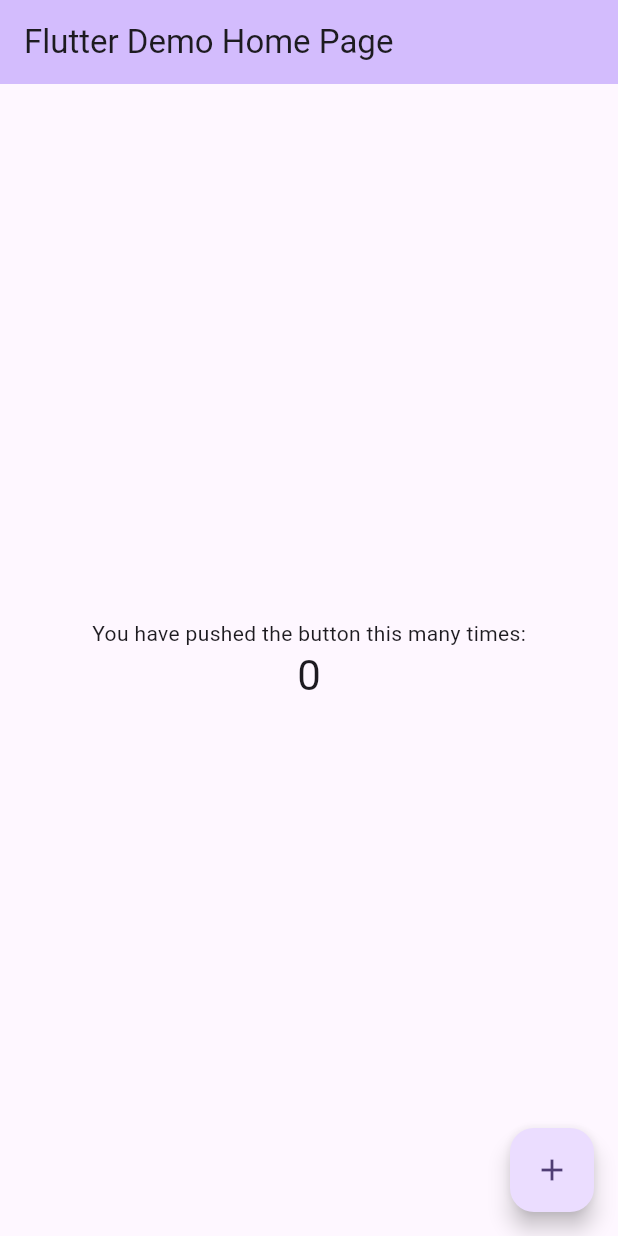
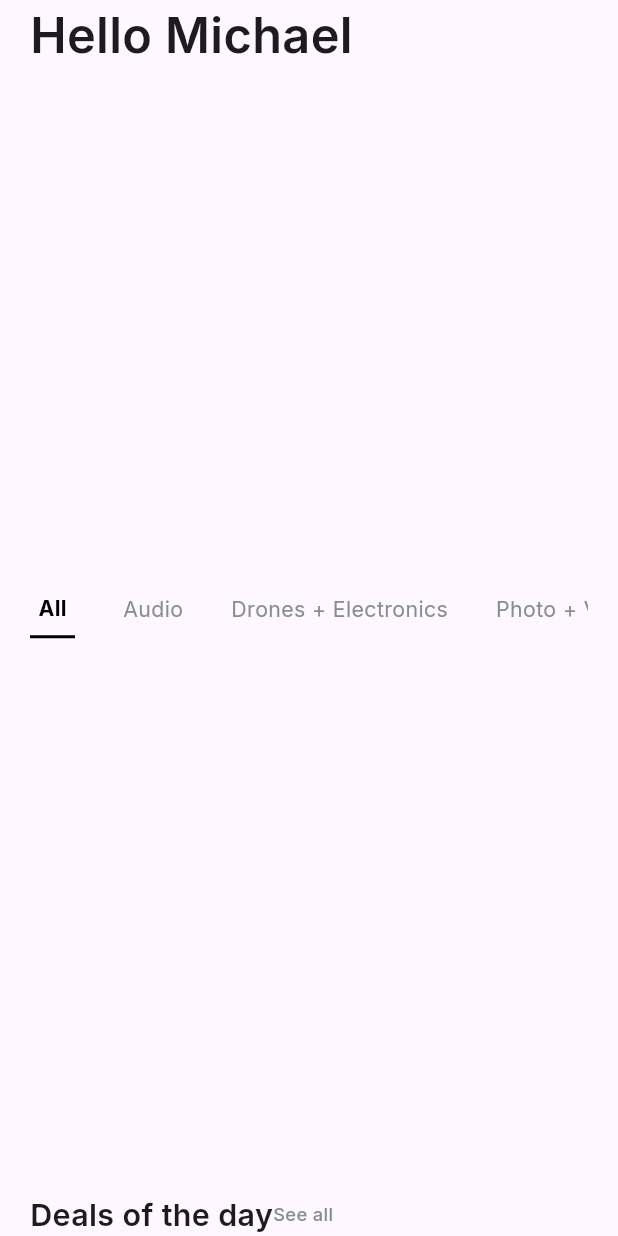
Before and after one commit to zyaddmostafa/minimal-e-commerce, a Flutter app: the screen it shows after launch, on a phone screen of 412 x 824 dp. Run offline on Flutter 3.47's test engine with Material 3 defaults, Android fonts, the light colour scheme and no system bars; our stand-ins replace flutter_screenutil.

Commit message:
Implement HomeView and CategoryItem widgets with responsive design

```diff
--- a/lib/core/utils/app_styles.dart
+++ b/lib/core/utils/app_styles.dart
@@ -1,20 +1,21 @@
 import 'package:flutter/material.dart';
+import 'package:flutter_screenutil/flutter_screenutil.dart';
 
 class AppStyles {
   static TextStyle stylesSemiBold10 = TextStyle(
     fontFamily: 'Inter',
     fontWeight: FontWeight.w600,
-    fontSize: 10,
+    fontSize: 10.sp,
   );
   static TextStyle stylesMediam14 = TextStyle(
     fontFamily: 'Inter',
     fontWeight: FontWeight.w500,
-    fontSize: 14,
+    fontSize: 14.sp,
   );
   static TextStyle stylesExtraBold14 = TextStyle(
     fontFamily: 'Inter',
     fontWeight: FontWeight.w800,
-    fontSize: 14,
+    fontSize: 14.sp,
   );
   static TextStyle stylesRegular10 = TextStyle(
     fontFamily: 'Inter',
@@ -23,51 +24,51 @@ class AppStyles {
   static TextStyle stylesSemiBold20 = TextStyle(
     fontFamily: 'Inter',
     fontWeight: FontWeight.w600,
-    fontSize: 20,
+    fontSize: 20.sp,
   );
   static TextStyle stylesMediam12 = TextStyle(
     fontFamily: 'Inter',
     fontWeight: FontWeight.w500,
-    fontSize: 12,
+    fontSize: 12.sp,
   );
   static TextStyle stylesSemiBold9 = TextStyle(
     fontFamily: 'Inter',
     fontWeight: FontWeight.w600,
-    fontSize: 9,
+    fontSize: 9.sp,
   );
   static TextStyle stylesRegular12 = TextStyle(
     fontFamily: 'Inter',
     fontWeight: FontWeight.w400,
-    fontSize: 12,
+    fontSize: 12.sp,
   );
   static TextStyle stylesBold14 = TextStyle(
     fontFamily: 'Inter',
     fontWeight: FontWeight.w700,
-    fontSize: 14,
+    fontSize: 14.sp,
   );
   static TextStyle stylesRegular14 = TextStyle(
     fontFamily: 'Inter',
     fontWeight: FontWeight.w400,
-    fontSize: 14,
+    fontSize: 14.sp,
   );
   static TextStyle stylesBold12 = TextStyle(
     fontFamily: 'Inter',
     fontWeight: FontWeight.w700,
-    fontSize: 12,
+    fontSize: 12.sp,
   );
   static TextStyle stylesSemiBold32 = TextStyle(
     fontFamily: 'Inter',
     fontWeight: FontWeight.w600,
-    fontSize: 32,
+    fontSize: 32.sp,
   );
   static TextStyle stylesRegular16 = TextStyle(
     fontFamily: 'Inter',
     fontWeight: FontWeight.w400,
-    fontSize: 16,
+    fontSize: 16.sp,
   );
   static TextStyle stylesExtraBold20 = TextStyle(
     fontFamily: 'Inter',
     fontWeight: FontWeight.w800,
-    fontSize: 20,
+    fontSize: 20.sp,
   );
 }
--- a/lib/main.dart
+++ b/lib/main.dart
@@ -1,4 +1,6 @@
 import 'package:flutter/material.dart';
+import 'package:flutter_screenutil/flutter_screenutil.dart';
+import 'package:minimalecommerce/views/home_view.dart';
 
 void main() {
   runApp(const MyApp());
@@ -7,119 +9,16 @@
 class MyApp extends StatelessWidget {
   const MyApp({super.key});
 
-  // This widget is the root of your application.
   @override
   Widget build(BuildContext context) {
-    return MaterialApp(
-      title: 'Flutter Demo',
-      theme: ThemeData(
-        // This is the theme of your application.
-        //
-        // TRY THIS: Try running your application with "flutter run". You'll see
-        // the application has a purple toolbar. Then, without quitting the app,
-        // try changing the seedColor in the colorScheme below to Colors.green
-        // and then invoke "hot reload" (save your changes or press the "hot
-        // reload" button in a Flutter-supported IDE, or press "r" if you used
-        // the command line to start the app).
-        //
-        // Notice that the counter didn't reset back to zero; the application
-        // state is not lost during the reload. To reset the state, use hot
-        // restart instead.
-        //
-        // This works for code too, not just values: Most code changes can be
-        // tested with just a hot reload.
-        colorScheme: ColorScheme.fromSeed(seedColor: Colors.deepPurple),
-        useMaterial3: true,
+    return ScreenUtilInit(
+      designSize: const Size(375, 812),
+      minTextAdapt: true,
+      splitScreenMode: true,
+      child: MaterialApp(
+        debugShowCheckedModeBanner: false,
+        home: HomeView(),
       ),
-      home: const MyHomePage(title: 'Flutter Demo Home Page'),
     );
   }
 }
-
-class MyHomePage extends StatefulWidget {
-  const MyHomePage({super.key, required this.title});
-
-  // This widget is the home page of your application. It is stateful, meaning
-  // that it has a State object (defined below) that contains fields that affect
-  // how it looks.
-
-  // This class is the configuration for the state. It holds the values (in this
-  // case the title) provided by the parent (in this case the App widget) and
-  // used by the build method of the State. Fields in a Widget subclass are
-  // always marked "final".
-
-  final String title;
-
-  @override
-  State<MyHomePage> createState() => _MyHomePageState();
-}
-
-class _MyHomePageState extends State<MyHomePage> {
-  int _counter = 0;
-
-  void _incrementCounter() {
-    setState(() {
-      // This call to setState tells the Flutter framework that something has
-      // changed in this State, which causes it to rerun the build method below
-      // so that the display can reflect the updated values. If we changed
-      // _counter without calling setState(), then the build method would not be
-      // called again, and so nothing would appear to happen.
-      _counter++;
-    });
-  }
-
-  @override
-  Widget build(BuildContext context) {
-    // This method is rerun every time setState is called, for instance as done
-    // by the _incrementCounter method above.
-    //
-    // The Flutter framework has been optimized to make rerunning build methods
-    // fast, so that you can just rebuild anything that needs updating rather
-    // than having to individually change instances of widgets.
-    return Scaffold(
-      appBar: AppBar(
-        // TRY THIS: Try changing the color here to a specific color (to
-        // Colors.amber, perhaps?) and trigger a hot reload to see the AppBar
-        // change color while the other colors stay the same.
-        backgroundColor: Theme.of(context).colorScheme.inversePrimary,
-        // Here we take the value from the MyHomePage object that was created by
-        // the App.build method, and use it to set our appbar title.
-        title: Text(widget.title),
-      ),
-      body: Center(
-        // Center is a layout widget. It takes a single child and positions it
-        // in the middle of the parent.
-        child: Column(
-          // Column is also a layout widget. It takes a list of children and
-          // arranges them vertically. By default, it sizes itself to fit its
-          // children horizontally, and tries to be as tall as its parent.
-          //
-          // Column has various properties to control how it sizes itself and
-          // how it positions its children. Here we use mainAxisAlignment to
-          // center the children vertically; the main axis here is the vertical
-          // axis because Columns are vertical (the cross axis would be
-          // horizontal).
-          //
-          // TRY THIS: Invoke "debug painting" (choose the "Toggle Debug Paint"
-          // action in the IDE, or press "p" in the console), to see the
-          // wireframe for each widget.
-          mainAxisAlignment: MainAxisAlignment.center,
-          children: <Widget>[
-            const Text(
-              'You have pushed the button this many times:',
-            ),
-            Text(
-              '$_counter',
-              style: Theme.of(context).textTheme.headlineMedium,
-            ),
-          ],
-        ),
-      ),
-      floatingActionButton: FloatingActionButton(
-        onPressed: _incrementCounter,
-        tooltip: 'Increment',
-        child: const Icon(Icons.add),
-      ), // This trailing comma makes auto-formatting nicer for build methods.
-    );
-  }
-}
--- /dev/null
+++ b/lib/views/home_view.dart
@@ -0,0 +1,50 @@
+import 'package:flutter/material.dart';
+import 'package:minimalecommerce/core/utils/app_styles.dart';
+import 'package:minimalecommerce/views/widgets/category_item_list_view.dart';
+
+class HomeView extends StatelessWidget {
+  const HomeView({super.key});
+
+  @override
+  Widget build(BuildContext context) {
+    return SafeArea(
+      child: Scaffold(
+        body: Padding(
+          padding: const EdgeInsets.symmetric(horizontal: 20),
+          child: Column(
+            crossAxisAlignment: CrossAxisAlignment.start,
+            children: [
+              Text(
+                'Hello Michael',
+                style: AppStyles.stylesSemiBold32,
+              ),
+              SizedBox(
+                height: 16,
+              ),
+              Expanded(
+                child: CategoryItemListView(),
+              ),
+              SizedBox(
+                height: 36,
+              ),
+              Row(
+                children: [
+                  Text(
+                    'Deals of the day',
+                    style: AppStyles.stylesSemiBold20,
+                  ),
+                  Text(
+                    'See all',
+                    style: AppStyles.stylesMediam12.copyWith(
+                      color: Color(0xff868D94),
+                    ),
+                  )
+                ],
+              )
+            ],
+          ),
+        ),
+      ),
+    );
+  }
+}
--- /dev/null
+++ b/lib/views/widgets/category_item.dart
@@ -0,0 +1,44 @@
+import 'package:flutter/material.dart';
+import 'package:minimalecommerce/core/utils/app_styles.dart';
+
+class CategoryItem extends StatelessWidget {
+  const CategoryItem({
+    super.key,
+    required this.categories,
+    required this.selectedIndex,
+    required this.categoriesindex,
+  });
+
+  final List<String> categories;
+  final int selectedIndex;
+  final int categoriesindex;
+
+  @override
+  Widget build(BuildContext context) {
+    return Column(
+      mainAxisAlignment: MainAxisAlignment.center,
+      children: [
+        Text(
+          categories[categoriesindex],
+          style: AppStyles.stylesMediam14.copyWith(
+            color: selectedIndex == categoriesindex
+                ? Colors.black
+                : Color(0xff868D94),
+            fontWeight: selectedIndex == categoriesindex
+                ? FontWeight.bold
+                : FontWeight.normal,
+          ),
+        ),
+        SizedBox(
+          height: 8,
+        ),
+        if (selectedIndex == categoriesindex)
+          Container(
+            height: 2,
+            width: 30,
+            color: Colors.black,
+          ),
+      ],
+    );
+  }
+}
--- /dev/null
+++ b/lib/views/widgets/category_item_list_view.dart
@@ -0,0 +1,42 @@
+import 'package:flutter/material.dart';
+import 'package:minimalecommerce/views/widgets/category_item.dart';
+
+class CategoryItemListView extends StatefulWidget {
+  const CategoryItemListView({super.key});
+
+  @override
+  State<CategoryItemListView> createState() => _CategoryItemListViewState();
+}
+
+class _CategoryItemListViewState extends State<CategoryItemListView> {
+  int selectedIndex = 0;
+  final List<String> categories = [
+    'All',
+    'Audio',
+    'Drones + Electronics',
+    'Photo + Video'
+  ];
+  @override
+  Widget build(BuildContext context) {
+    return ListView.builder(
+      scrollDirection: Axis.horizontal,
+      itemCount: categories.length,
+      itemBuilder: (context, index) {
+        return GestureDetector(
+          onTap: () {
+            setState(() {
+              selectedIndex = index;
+            });
+          },
+          child: Padding(
+            padding: const EdgeInsets.only(right: 32),
+            child: CategoryItem(
+                categories: categories,
+                selectedIndex: selectedIndex,
+                categoriesindex: index),
+          ),
+        );
+      },
+    );
+  }
+}
```
Also changed, not shown: pubspec.yaml (+4 -15 lines), pubspec.lock.
